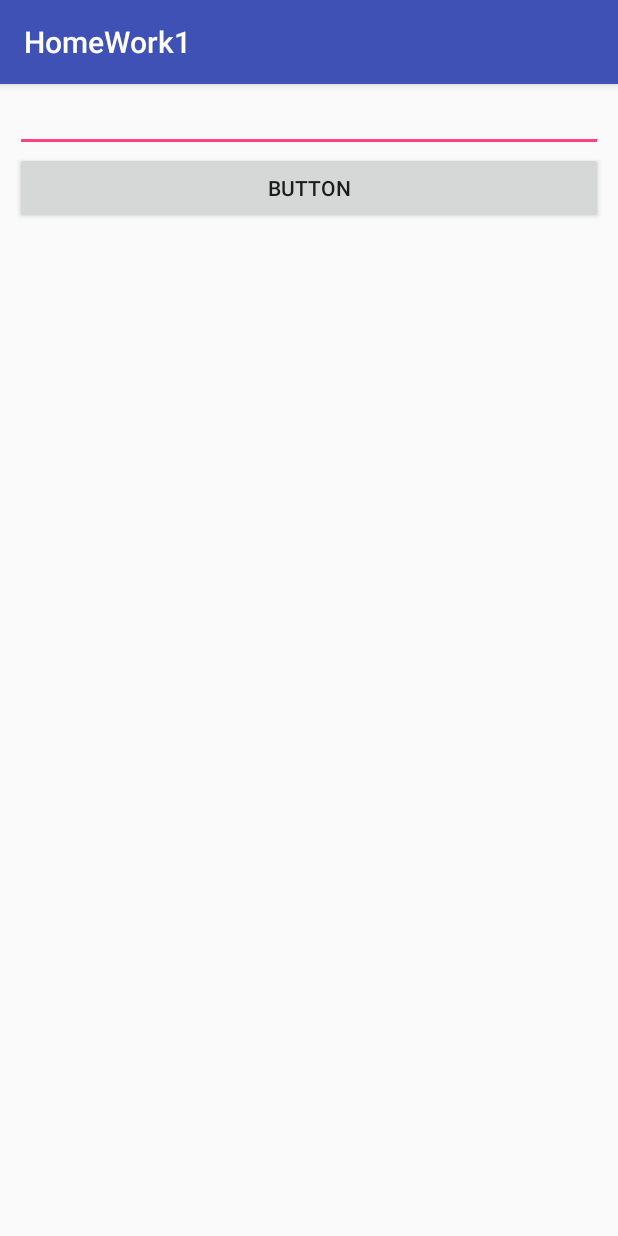
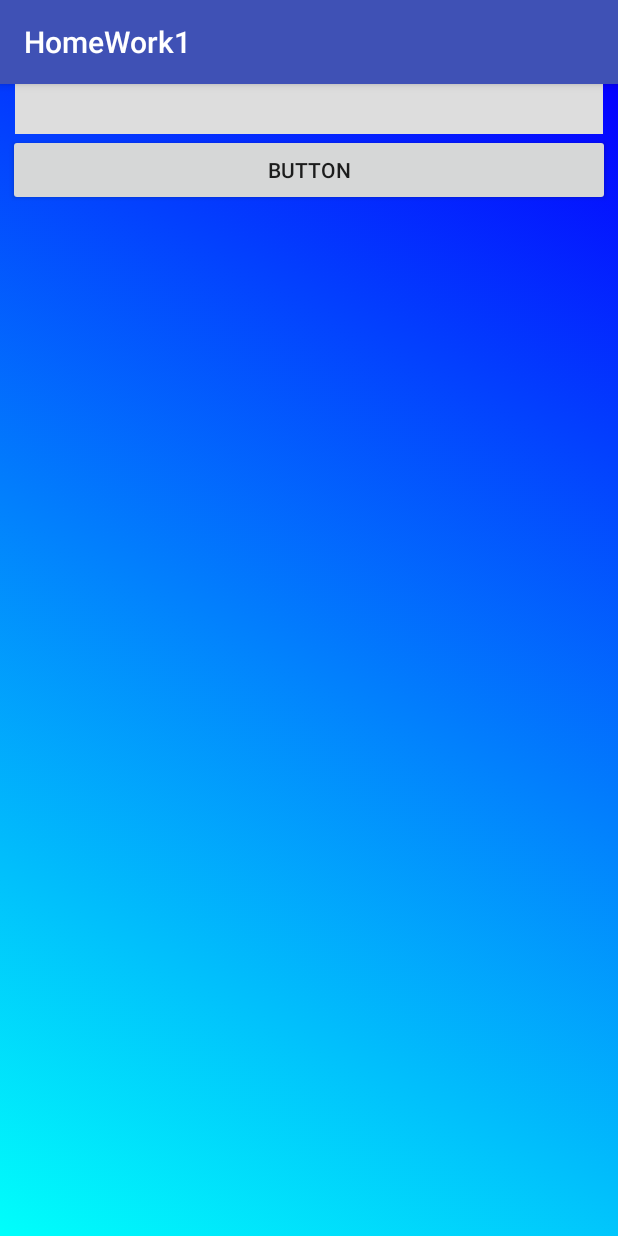
Before and after one commit to babyBosss/course-homework, an Android app: the screen it shows after launch (MainActivity), on a phone screen of 412 x 824 dp. Run offline under Robolectric (Android 15) with nearby library versions, the phone set to English and light mode, and no system bars.

```diff
--- /dev/null
+++ b/app/src/main/res/drawable/gradient.xml
@@ -0,0 +1,12 @@
+<?xml version="1.0" encoding="utf-8"?>
+<selector xmlns:android="http://schemas.android.com/apk/res/android">
+    <item>
+        <shape>
+
+            <gradient android:angle="45"
+                android:startColor="#00fffb"
+                android:endColor="#0400ff"
+                android:type="linear"></gradient>
+        </shape>
+    </item>
+</selector>
--- a/app/src/main/res/layout/activity_main.xml
+++ b/app/src/main/res/layout/activity_main.xml
@@ -3,19 +3,22 @@
     xmlns:android="http://schemas.android.com/apk/res/android"
     android:layout_width="match_parent"
     android:orientation="vertical"
-    android:layout_height="match_parent">
+    android:layout_height="match_parent"
+    android:background="@drawable/gradient"
+    >
 
     <EditText
         android:id="@+id/textV"
+        android:layout_width="match_parent"
+        android:layout_height="33dp"
         android:layout_marginLeft="10dp"
         android:layout_marginRight="10dp"
-        android:layout_width="match_parent"
-        android:layout_height="wrap_content" />
+        android:background="#DDDDDD" />
 
     <Button
         android:id="@+id/buttonV"
-        android:layout_marginLeft="10dp"
-        android:layout_marginRight="10dp"
+        android:layout_marginLeft="5dp"
+        android:layout_marginRight="5dp"
         android:layout_width="match_parent"
         android:layout_height="wrap_content"
         android:text="Button"
```
Also changed, not shown: app/src/main/java/com/lxvd/homework1/SecondActivity.java (+13 -0 lines), app/src/main/res/layout/second_activity.xml (+7 -4 lines).
